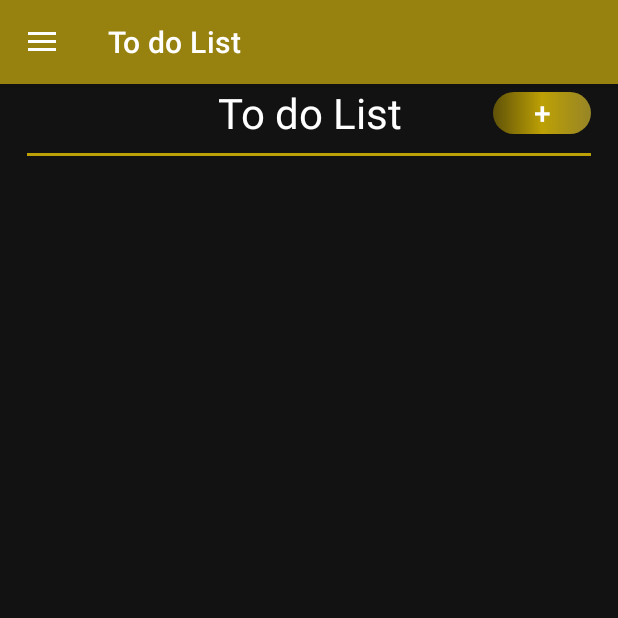
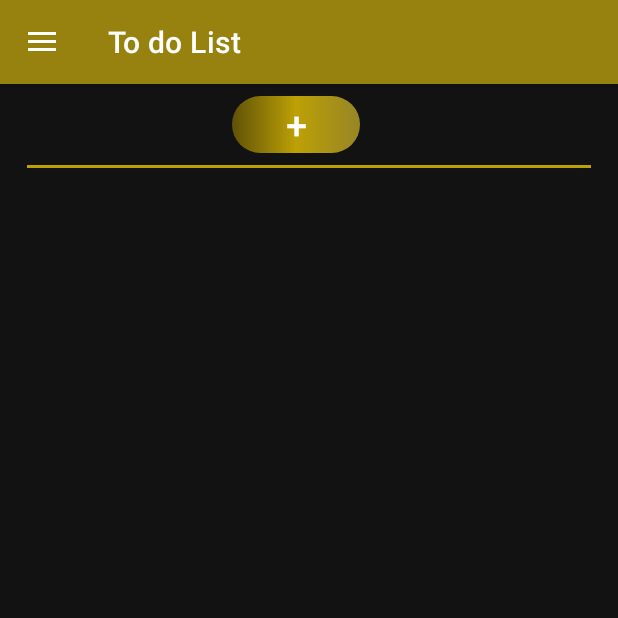
Before and after one commit to Mohamed02Emad/Protected_Notes, an Android app: the to_do screen opened through its navigation route, on a phone screen of 412 x 824 dp, the top half of it. Run offline under Robolectric (Android 15) with nearby library versions, the phone set to English and light mode, and no system bars; our stand-ins replace Room's generated code, RxJava, navigation-ui; Roboto replaces fonts that are not available here.

Commit message:
before DoneFragment

```diff
--- a/app/src/main/java/com/example/android/protectednotes/to_do.java
+++ b/app/src/main/java/com/example/android/protectednotes/to_do.java
@@ -37,33 +37,11 @@ public class to_do extends Fragment implements ListInterface {
     ToDoAdapter adapter;
     todoDB todoDB;
 
-    private static final String ARG_PARAM1 = "param1";
-    private static final String ARG_PARAM2 = "param2";
-
-    // TODO: Rename and change types of parameters
-    private String mParam1;
-    private String mParam2;
-
-    public to_do() {
-        // Required empty public constructor
-    }
-
-    public static to_do newInstance(String param1, String param2) {
-        to_do fragment = new to_do();
-        Bundle args = new Bundle();
-        args.putString(ARG_PARAM1, param1);
-        args.putString(ARG_PARAM2, param2);
-        fragment.setArguments(args);
-        return fragment;
-
-    }
 
     @Override
     public void onCreate(Bundle savedInstanceState) {
         super.onCreate(savedInstanceState);
         if (getArguments() != null) {
-            mParam1 = getArguments().getString(ARG_PARAM1);
-            mParam2 = getArguments().getString(ARG_PARAM2);
         }
     }
 
--- a/app/src/main/res/drawable/todotheme.xml
+++ b/app/src/main/res/drawable/todotheme.xml
@@ -1,7 +1,9 @@
 <?xml version="1.0" encoding="utf-8"?>
 <shape xmlns:android="http://schemas.android.com/apk/res/android">
 <gradient
+    android:endColor="#81BBF706"
+    android:centerColor="#B3E3F706"
     android:startColor="#E4FFD700"
-    android:endColor="#43FFD700"
+    android:angle="180"
     />
 </shape>
--- a/app/src/main/res/layout/fragment_to_do.xml
+++ b/app/src/main/res/layout/fragment_to_do.xml
@@ -9,34 +9,26 @@
 
     <androidx.appcompat.widget.AppCompatButton
         android:id="@+id/plusbtn"
-        android:layout_width="65dp"
-        android:layout_height="28dp"
-        app:layout_constraintTop_toTopOf="@id/topPage"
-        app:layout_constraintBottom_toBottomOf="@id/topPage"
+        android:layout_width="85dp"
+        android:layout_height="38dp"
+        app:layout_constraintTop_toTopOf="parent"
         app:layout_constraintRight_toRightOf="parent"
+        app:layout_constraintLeft_toLeftOf="parent"
+        android:layout_marginTop="8dp"
         android:layout_marginRight="18dp"
         android:background="@drawable/floating"
         android:text="@string/plusButton"
         android:gravity="center"
-        android:textSize="20sp"
+        android:textSize="25sp"
         android:textColor="?attr/textTheme"
         android:elevation="16dp"
         android:shadowColor="@color/black"
         android:onClick="AddNote"
         />
-<TextView
-    android:id="@+id/topPage"
-    app:layout_constraintTop_toTopOf="parent"
-    android:gravity="center"
-    android:textColor="?attr/textTheme"
-    android:textSize="28sp"
-    android:layout_width="match_parent"
-    android:layout_height="wrap_content"
-    android:text="@string/to_do_list"
-    />
+
     <View
         android:id="@+id/vieww"
-        app:layout_constraintTop_toBottomOf="@id/topPage"
+        app:layout_constraintTop_toBottomOf="@id/plusbtn"
         android:layout_width="match_parent"
         android:layout_height="2dp"
         android:layout_marginTop="8dp"
@@ -50,7 +42,7 @@
         android:paddingTop="12dp"
         android:layout_marginTop="8dp"
         app:layout_constraintBottom_toBottomOf="parent"
-        app:layout_constraintTop_toBottomOf="@id/topPage">
+        app:layout_constraintTop_toBottomOf="@id/plusbtn">
         <androidx.recyclerview.widget.RecyclerView
             android:id="@+id/TodoRv"
             android:layout_width="match_parent"
--- a/app/src/main/res/menu/activity_main_drawer.xml
+++ b/app/src/main/res/menu/activity_main_drawer.xml
@@ -6,8 +6,8 @@
     <group android:checkableBehavior="single">
         <item
             android:id="@+id/nav_home"
-            android:icon="@drawable/ic_baseline_home_24"
-            android:title="@string/menu_home" />
+            android:icon="@drawable/ic_baseline_library_books_24"
+            android:title="@string/protected_notes" />
         <item
             android:id="@+id/to_do"
             android:icon="@drawable/ic_baseline_to_do_24"
--- a/app/src/main/res/navigation/mobile_navigation.xml
+++ b/app/src/main/res/navigation/mobile_navigation.xml
@@ -8,7 +8,7 @@
     <fragment
         android:id="@+id/nav_home"
         android:name="com.example.android.protectednotes.ui.home.HomeFragment"
-        android:label="@string/menu_home"
+        android:label="@string/protected_notes"
         tools:layout="@layout/fragment_home" />
 
     <fragment
--- a/app/src/main/res/values-night/themes.xml
+++ b/app/src/main/res/values-night/themes.xml
@@ -7,7 +7,6 @@
         <item name="colorPrimaryVariant">@color/purple_200</item>
         <item name="colorOnPrimary">@color/white</item>
         <!-- Secondary brand color. -->
-        <item name="colorSecondary">@color/teal_200</item>
         <item name="colorSecondaryVariant">@color/teal_700</item>
         <item name="colorOnSecondary">@color/black</item>
         <!-- Status bar color. -->
@@ -20,6 +19,9 @@
         <item name="line">#4ED09C19</item>
         <item name="trackkk">@color/Golden_Theme</item>
         <item name="android:navigationBarColor">#4ED09C19</item>
+
+        <item name="colorOnSurface">?attr/textTheme</item>
+        <item name="colorSecondary">#007335</item>
     </style>
 
 
--- a/app/src/main/res/values/themes.xml
+++ b/app/src/main/res/values/themes.xml
@@ -6,7 +6,6 @@
         <item name="colorPrimaryVariant">@color/purple_700</item>
         <item name="colorOnPrimary">#F0FFD700</item>
         <!-- Secondary brand color. -->
-        <item name="colorSecondary">@color/teal_200</item>
         <item name="colorSecondaryVariant">@color/teal_700</item>
         <item name="colorOnSecondary">@color/black</item>
         <!-- Status bar color. -->
@@ -19,6 +18,10 @@
         <item name="line">#A2D0A12A</item>
         <item name="trackkk">@color/Golden_Theme</item>
         <item name="android:navigationBarColor">#978526</item>
+
+
+        <item name="colorOnSurface">?attr/textTheme</item>
+        <item name="colorSecondary">#018744</item>
     </style>
 
     <style name="Splash_Screen" parent="Theme.MaterialComponents.DayNight.NoActionBar">
```
Also changed, not shown: app/src/main/res/layout/fragment_home.xml (+20 -20 lines), app/src/main/res/layout/to_do_card.xml (+7 -5 lines).
